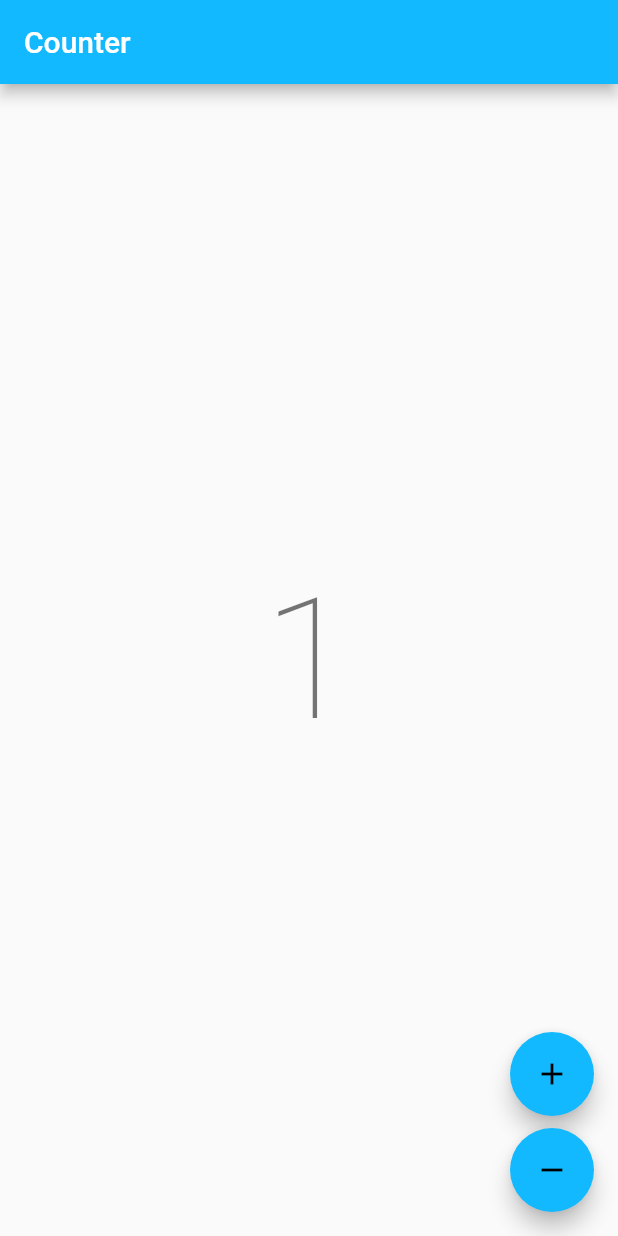
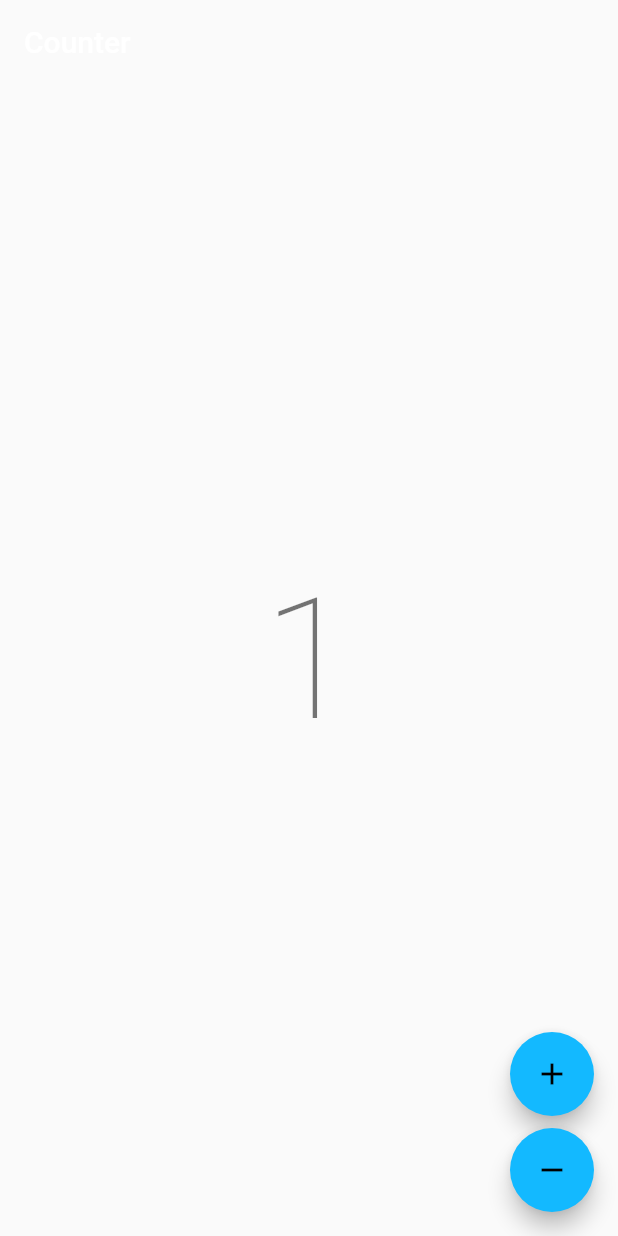
Before and after one commit to biencos/dream_it_do_it, a Flutter app: the screen it shows after launch, after a tap on the "add" icon, on a phone screen of 412 x 824 dp. Run offline on Flutter 3.47's test engine with Material 2 defaults, Android fonts, the phone set to English and light mode, and no system bars; our stand-ins replace bloc, equatable, flutter_bloc, rxdart, shared_preferences; generated files the repository leaves out were written again.

```diff
--- a/lib/app/view/app.dart
+++ b/lib/app/view/app.dart
@@ -1,16 +1,35 @@
 import 'package:dream_it_do_it/counter/counter.dart';
 import 'package:dream_it_do_it/l10n/l10n.dart';
 import 'package:flutter/material.dart';
+import 'package:flutter_bloc/flutter_bloc.dart';
 import 'package:flutter_localizations/flutter_localizations.dart';
+import 'package:wishes_repository/wishes_repository.dart';
 
 class App extends StatelessWidget {
-  const App({super.key});
+  const App({super.key, required this.wishesRepository});
+
+  final WishesRepository wishesRepository;
+
+  @override
+  Widget build(BuildContext context) {
+    return RepositoryProvider.value(
+      value: wishesRepository,
+      child: const AppView(),
+    );
+  }
+}
+
+class AppView extends StatelessWidget {
+  const AppView({super.key});
 
   @override
   Widget build(BuildContext context) {
     return MaterialApp(
       theme: ThemeData(
-        appBarTheme: const AppBarTheme(color: Color(0xFF13B9FF)),
+        appBarTheme: const AppBarTheme(
+          color: Colors.transparent,
+          elevation: 0,
+        ),
         colorScheme: ColorScheme.fromSwatch(
           accentColor: const Color(0xFF13B9FF),
         ),
--- a/lib/bootstrap.dart
+++ b/lib/bootstrap.dart
@@ -2,7 +2,10 @@ import 'dart:async';
 import 'dart:developer';
 
 import 'package:bloc/bloc.dart';
+import 'package:dream_it_do_it/app/view/app.dart';
 import 'package:flutter/widgets.dart';
+import 'package:wishes_api/wishes_api.dart';
+import 'package:wishes_repository/wishes_repository.dart';
 
 class AppBlocObserver extends BlocObserver {
   @override
@@ -18,15 +21,17 @@ class AppBlocObserver extends BlocObserver {
   }
 }
 
-Future<void> bootstrap(FutureOr<Widget> Function() builder) async {
+void bootstrap({required WishesApi wishesApi}) {
   FlutterError.onError = (details) {
     log(details.exceptionAsString(), stackTrace: details.stack);
   };
 
   Bloc.observer = AppBlocObserver();
 
-  await runZonedGuarded(
-    () async => runApp(await builder()),
+  final wishesRepository = WishesRepository(wishesApi: wishesApi);
+
+  runZonedGuarded(
+    () => runApp(App(wishesRepository: wishesRepository)),
     (error, stackTrace) => log(error.toString(), stackTrace: stackTrace),
   );
 }
--- a/lib/main_development.dart
+++ b/lib/main_development.dart
@@ -1,6 +1,13 @@
-import 'package:dream_it_do_it/app/app.dart';
 import 'package:dream_it_do_it/bootstrap.dart';
+import 'package:flutter/widgets.dart';
+import 'package:local_storage_wishes_api/local_storage_wishes_api.dart';
 
-void main() {
-  bootstrap(() => const App());
+Future<void> main() async {
+  WidgetsFlutterBinding.ensureInitialized();
+
+  final wishesApi = LocalStorageWishesApi(
+    plugin: await SharedPreferences.getInstance(),
+  );
+
+  bootstrap(wishesApi: wishesApi);
 }
--- a/pubspec.yaml
+++ b/pubspec.yaml
@@ -15,6 +15,12 @@ dependencies:
   flutter_localizations:
     sdk: flutter
   intl: ^0.17.0
+  local_storage_wishes_api:
+    path: packages/local_storage_wishes_api
+  wishes_api:
+    path: packages/wishes_api
+  wishes_repository:
+    path: packages/wishes_repository
 
 dev_dependencies:
   bloc_test: ^9.1.0
```
Also changed, not shown: lib/main_production.dart (+10 -3 lines), lib/main_staging.dart (+10 -3 lines), pubspec.lock, 5 other files.
